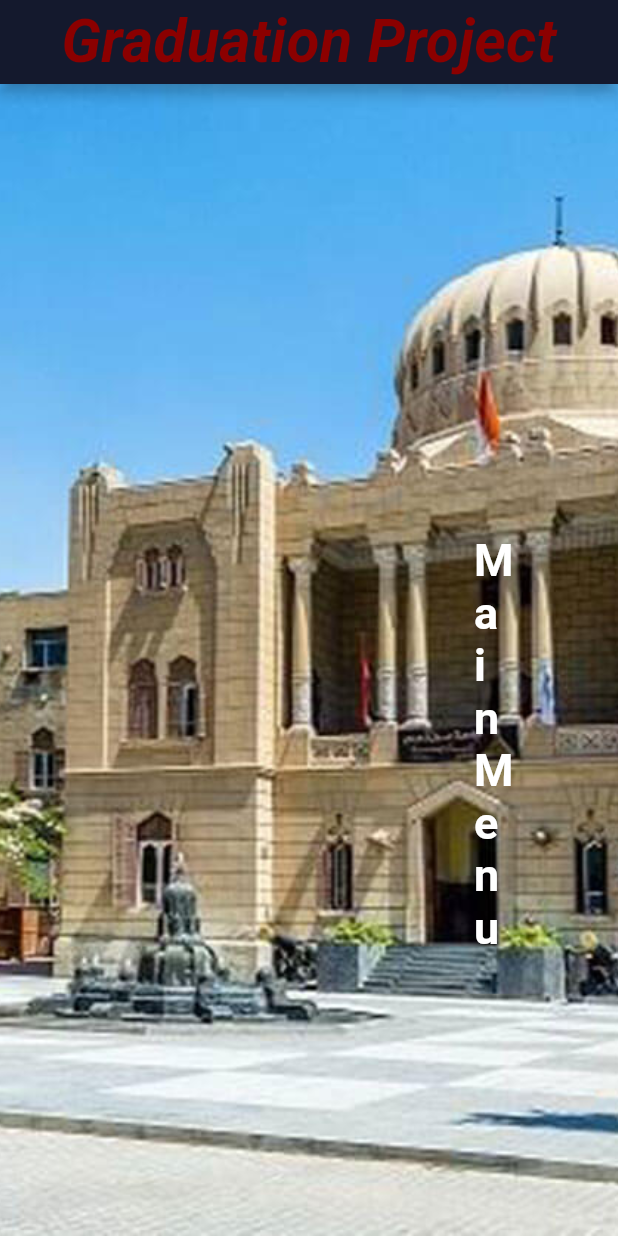
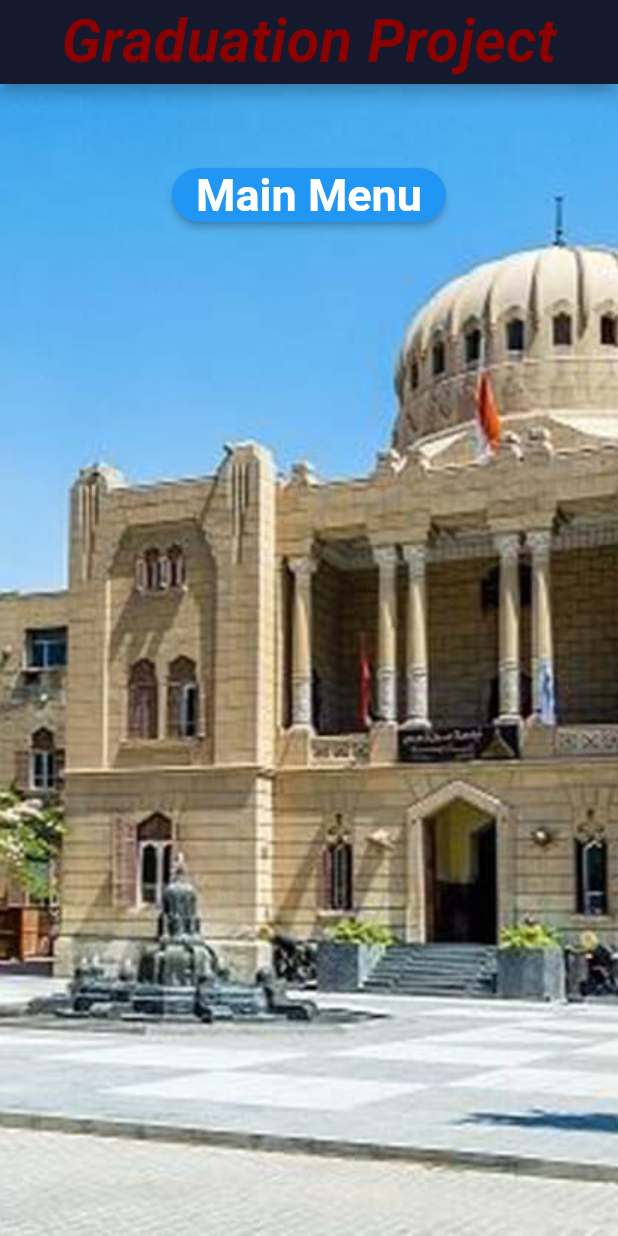
Before and after one commit to tony-amgad/Cloud-Based-Mobile-Application-for-Object-Recognition, a Flutter app: the screen it shows after launch, on a phone screen of 412 x 824 dp. Run offline on Flutter 3.47's test engine with Material 2 defaults, Android fonts, the phone set to English and light mode, and no system bars; our stand-ins replace camera, dio, flutter_image_compress, flutter_tts, image_gallery_saver, image_picker and 3 more; missing offline and left inert: image_downloader.

Commit message:
adjustment to UI

```diff
--- a/lib/customs/background.dart
+++ b/lib/customs/background.dart
@@ -5,11 +5,10 @@ import 'package:flutter/cupertino.dart';
 import '../UIassets/constants.dart';
 
 class BACKGROUND extends StatelessWidget {
-  final Widget child;
   final double width, height;
 
   const BACKGROUND(
-      { required this.child, required this.width, required this.height}) ;
+      { required this.width, required this.height}) ;
 
   @override
   Widget build(BuildContext context) {
@@ -22,6 +21,6 @@ class BACKGROUND extends StatelessWidget {
                 fit:BoxFit.cover,
         ),
         ),
-        child: Center(child: child));
+       );
   }
 }
--- a/lib/image_recognition.dart
+++ b/lib/image_recognition.dart
@@ -173,10 +173,11 @@ class MyAppstate extends State<MainMenu> {
           backgroundColor: DARK_BLUE,
           centerTitle: true,
         ),
-        body: BACKGROUND(
+        body: Stack(
+          children:[ BACKGROUND(
             height: size.height,
             width: size.width,
-          child: Center(
+        ),Center(
               child: Padding(
                 padding: const EdgeInsets.all(8.0),
                 child: Column(
@@ -252,6 +253,7 @@ class MyAppstate extends State<MainMenu> {
                 ),
               ),
             ),
+        ]
         ),
       ),
     );
--- a/lib/main.dart
+++ b/lib/main.dart
@@ -49,19 +49,21 @@ class HomePage extends StatelessWidget{
     return  MaterialApp(
       theme: ThemeData.dark(),
       home: Scaffold(
+        resizeToAvoidBottomInset: false,
           appBar:AppBar(title: const Text('Graduation Project',style: TextStyle(color:DARK_RED,fontSize: 40,
                                     fontWeight:FontWeight.bold,fontStyle: FontStyle.italic),),
             backgroundColor: DARK_BLUE,
             centerTitle: true,),
-          body:BACKGROUND(
+          body:Stack(
+            children:[ BACKGROUND(
               height: size.height,
               width: size.width,
-            child: Center(
-                child:Column(
-                    children:[
-                           Padding(
-                             padding: const EdgeInsets.all(300),
-                             child: ElevatedButton(onPressed:(){
+              ),
+              Center(
+                child: Padding(
+                  padding: EdgeInsets.all(50),
+                  child: Column(
+                    children:[ ElevatedButton(onPressed:(){
                       Navigator.pushNamed(context,'/camera');
                     },
                         style: ElevatedButton.styleFrom(
@@ -75,10 +77,11 @@ class HomePage extends StatelessWidget{
                           ),
                         ),
                         child: const Text('Main Menu')),
-                           ),
-                    ],
+                ]
                   ),
                 ),
+              ),
+          ]
           ),
       )
     );
```
Lines whose indentation alone changed are shown as unchanged.
